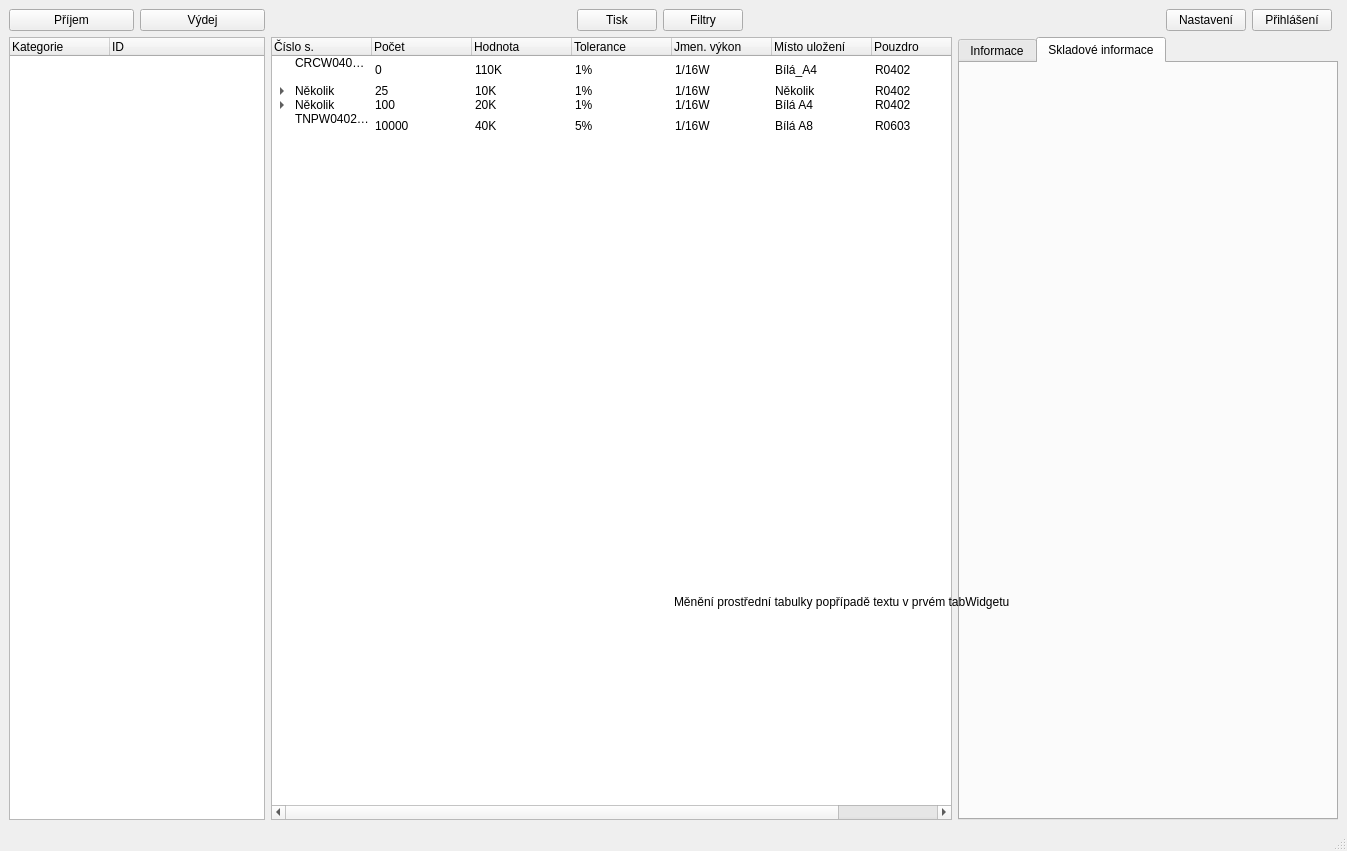
Before: the Qt Designer form PPPart/pppart.ui in Vcpavel31/PPPart, drawn with Qt 5.
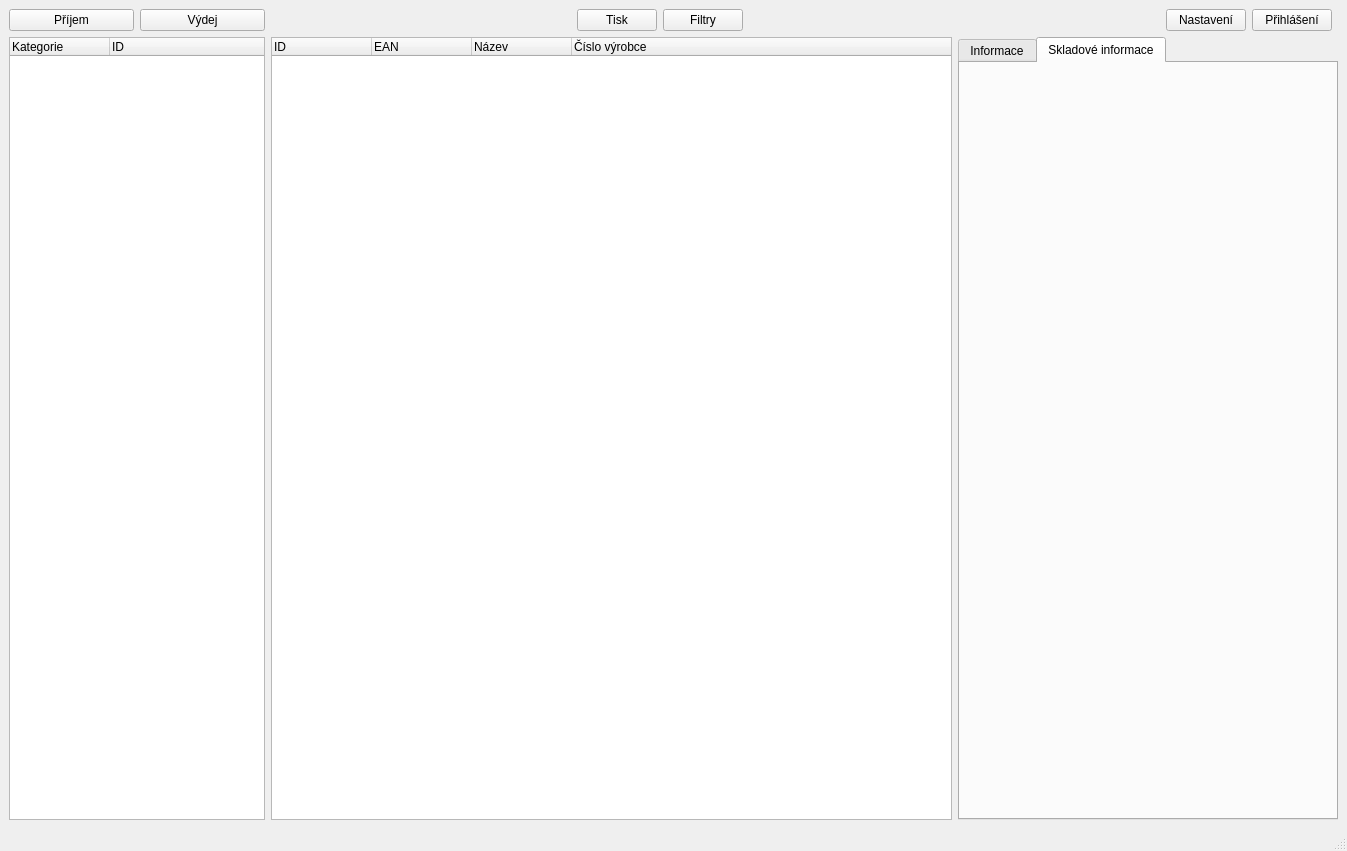
After: the same form once the commit is applied.

Diff of the .ui file:
```diff
--- a/PPPart/pppart.ui
+++ b/PPPart/pppart.ui
@@ -92,258 +92,24 @@
        <widget class="QTreeWidget" name="parts">
         <column>
          <property name="text">
-          <string>Číslo s.</string>
+          <string>ID</string>
          </property>
         </column>
         <column>
          <property name="text">
-          <string>Počet</string>
+          <string>EAN</string>
          </property>
         </column>
         <column>
          <property name="text">
-          <string>Hodnota</string>
+          <string>Název</string>
          </property>
         </column>
         <column>
          <property name="text">
-          <string>Tolerance</string>
+          <string>Číslo výrobce</string>
          </property>
         </column>
-        <column>
-         <property name="text">
-          <string>Jmen. výkon</string>
-         </property>
-        </column>
-        <column>
-         <property name="text">
-          <string>Místo uložení</string>
-         </property>
-        </column>
-        <column>
-         <property name="text">
-          <string>Pouzdro</string>
-         </property>
-        </column>
-        <column>
-         <property name="text">
-          <string>Průmerná cena</string>
-         </property>
-        </column>
-        <item>
-         <property name="text">
-          <string>CRCW0402110KFKTD
-</string>
-         </property>
-         <property name="text">
-          <string>0</string>
-         </property>
-         <property name="text">
-          <string>110K</string>
-         </property>
-         <property name="text">
-          <string>1%</string>
-         </property>
-         <property name="text">
-          <string>1/16W</string>
-         </property>
-         <property name="text">
-          <string>Bílá_A4</string>
-         </property>
-         <property name="text">
-          <string>R0402</string>
-         </property>
-         <property name="text">
-          <string/>
-         </property>
-        </item>
-        <item>
-         <property name="text">
-          <string>Několik</string>
-         </property>
-         <property name="text">
-          <string>25</string>
-         </property>
-         <property name="text">
-          <string>10K</string>
-         </property>
-         <property name="text">
-          <string>1%</string>
-         </property>
-         <property name="text">
-          <string>1/16W</string>
-         </property>
-         <property name="text">
-          <string>Několik</string>
-         </property>
-         <property name="text">
-          <string>R0402</string>
-         </property>
-         <property name="text">
-          <string/>
-         </property>
-         <item>
-          <property name="text">
-           <string>RC0402FR-7D10KL
-</string>
-          </property>
-          <property name="text">
-           <string>15</string>
-          </property>
-          <property name="text">
-           <string/>
-          </property>
-          <property name="text">
-           <string/>
-          </property>
-          <property name="text">
-           <string/>
-          </property>
-          <property name="text">
-           <string>Bílá_A4</string>
-          </property>
-          <property name="text">
-           <string/>
-          </property>
-          <property name="text">
-           <string/>
-          </property>
-         </item>
-         <item>
-          <property name="text">
-           <string>SR0402FR-7T10KL
-</string>
-          </property>
-          <property name="text">
-           <string>10</string>
-          </property>
-          <property name="text">
-           <string/>
-          </property>
-          <property name="text">
-           <string/>
-          </property>
-          <property name="text">
-           <string/>
-          </property>
-          <property name="text">
-           <string>Bílá_A5</string>
-          </property>
-          <property name="text">
-           <string/>
-          </property>
-          <property name="text">
-           <string/>
-          </property>
-         </item>
-        </item>
-        <item>
-         <property name="text">
-          <string>Několik</string>
-         </property>
-         <property name="text">
-          <string>100</string>
-         </property>
-         <property name="text">
-          <string>20K</string>
-         </property>
-         <property name="text">
-          <string>1%</string>
-         </property>
-         <property name="text">
-          <string>1/16W</string>
-         </property>
-         <property name="text">
-          <string>Bílá A4</string>
-         </property>
-         <property name="text">
-          <string>R0402</string>
-         </property>
-         <property name="text">
-          <string/>
-         </property>
-         <item>
-          <property name="text">
-           <string>CRCW0402110KFKTD
-</string>
-          </property>
-          <property name="text">
-           <string>0</string>
-          </property>
-          <property name="text">
-           <string/>
-          </property>
-          <property name="text">
-           <string/>
-          </property>
-          <property name="text">
-           <string/>
-          </property>
-          <property name="text">
-           <string/>
-          </property>
-          <property name="text">
-           <string/>
-          </property>
-          <property name="text">
-           <string/>
-          </property>
-         </item>
-         <item>
-          <property name="text">
-           <string>RC0402FR-7D10KL
-</string>
-          </property>
-          <property name="text">
-           <string>100</string>
-          </property>
-          <property name="text">
-           <string/>
-          </property>
-          <property name="text">
-           <string/>
-          </property>
-          <property name="text">
-           <string/>
-          </property>
-          <property name="text">
-           <string/>
-          </property>
-          <property name="text">
-           <string/>
-          </property>
-          <property name="text">
-           <string/>
-          </property>
-         </item>
-        </item>
-        <item>
-         <property name="text">
-          <string>TNPW040210K0DETD
-</string>
-         </property>
-         <property name="text">
-          <string>10000</string>
-         </property>
-         <property name="text">
-          <string>40K</string>
-         </property>
-         <property name="text">
-          <string>5%</string>
-         </property>
-         <property name="text">
-          <string>1/16W</string>
-         </property>
-         <property name="text">
-          <string>Bílá A8</string>
-         </property>
-         <property name="text">
-          <string>R0603</string>
-         </property>
-         <property name="text">
-          <string/>
-         </property>
-        </item>
        </widget>
       </item>
       <item row="0" column="8">
@@ -393,25 +159,6 @@
      </layout>
     </item>
    </layout>
-   <widget class="QLabel" name="pozn">
-    <property name="geometry">
-     <rect>
-      <x>674</x>
-      <y>404</y>
-      <width>664</width>
-      <height>395</height>
-     </rect>
-    </property>
-    <property name="text">
-     <string>Měnění prostřední tabulky popřípadě textu v prvém tabWidgetu</string>
-    </property>
-    <property name="scaledContents">
-     <bool>true</bool>
-    </property>
-    <property name="wordWrap">
-     <bool>true</bool>
-    </property>
-   </widget>
   </widget>
   <widget class="QMenuBar" name="menubar">
    <property name="geometry">
```
